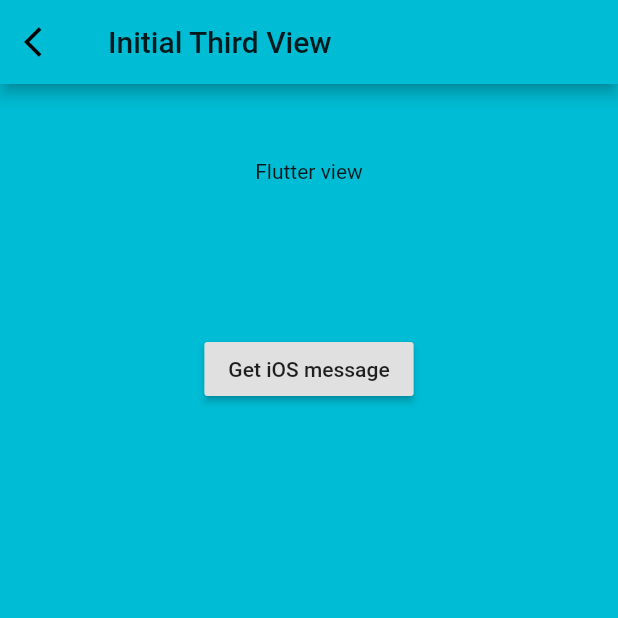
After one commit to BMilliet/iOS_Flutter_integration, a Flutter app: the InitialThirdView screen opened directly, on a phone screen of 412 x 824 dp, the top half of it. The commit adds this screen. Run offline on Flutter 3.47's test engine with Material 2 defaults, Android fonts, the phone set to English and light mode, and no system bars.

```diff
--- /dev/null
+++ b/flutter_app/lib/channel/channel.dart
@@ -0,0 +1,6 @@
+import 'package:flutter/services.dart';
+
+class Channel {
+  final MethodChannel _methodChannel =
+      const MethodChannel("flutter_app_channel");
+}
--- a/flutter_app/lib/routes/initial_router.dart
+++ b/flutter_app/lib/routes/initial_router.dart
@@ -2,6 +2,7 @@ import 'package:flutter_app/views/helper_views/error_view.dart';
 import 'package:flutter_app/views/initial_views/initial_first_view.dart';
 import 'package:flutter_app/views/initial_views/initial_second_view.dart';
 import 'package:flutter_app/views/helper_views/main_view.dart';
+import 'package:flutter_app/views/initial_views/initial_third_view.dart';
 
 class InitialRoute {
   static launch(String route) {
@@ -10,6 +11,8 @@ class InitialRoute {
         return MainView(InitialFirstView());
       case "initialSecondView":
         return MainView(InitialSecondView());
+      case "initialThirdView":
+        return MainView(InitialThirdView());
       default:
         return MainView(ErrorView());
     }
--- /dev/null
+++ b/flutter_app/lib/views/initial_views/initial_third_view.dart
@@ -0,0 +1,47 @@
+import 'package:flutter/cupertino.dart';
+import 'package:flutter/material.dart';
+import 'package:flutter/services.dart';
+
+class InitialThirdView extends StatefulWidget {
+  _InitialThirdViewState createState() => _InitialThirdViewState();
+}
+
+class _InitialThirdViewState extends State<InitialThirdView> {
+  @override
+  Widget build(BuildContext context) {
+    return Scaffold(
+      appBar: _appBar(),
+      body: _body(),
+    );
+  }
+
+  AppBar _appBar() {
+    return AppBar(
+      title: Text("Initial Third View"),
+      leading: IconButton(
+        icon: Icon(Icons.arrow_back_ios),
+        onPressed: () {
+          SystemNavigator.pop();
+        },
+      ),
+    );
+  }
+
+  Widget _body() {
+    return Container(
+        color: Colors.cyan,
+        child: Center(
+            child: Column(
+          children: <Widget>[
+            Container(
+              margin: EdgeInsets.only(top: 50, bottom: 100),
+              child: Text("Flutter view"),
+            ),
+            RaisedButton(
+              child: Text("Get iOS message"),
+              onPressed: () {},
+            )
+          ],
+        )));
+  }
+}
```
Also changed, not shown: 4 other files.
